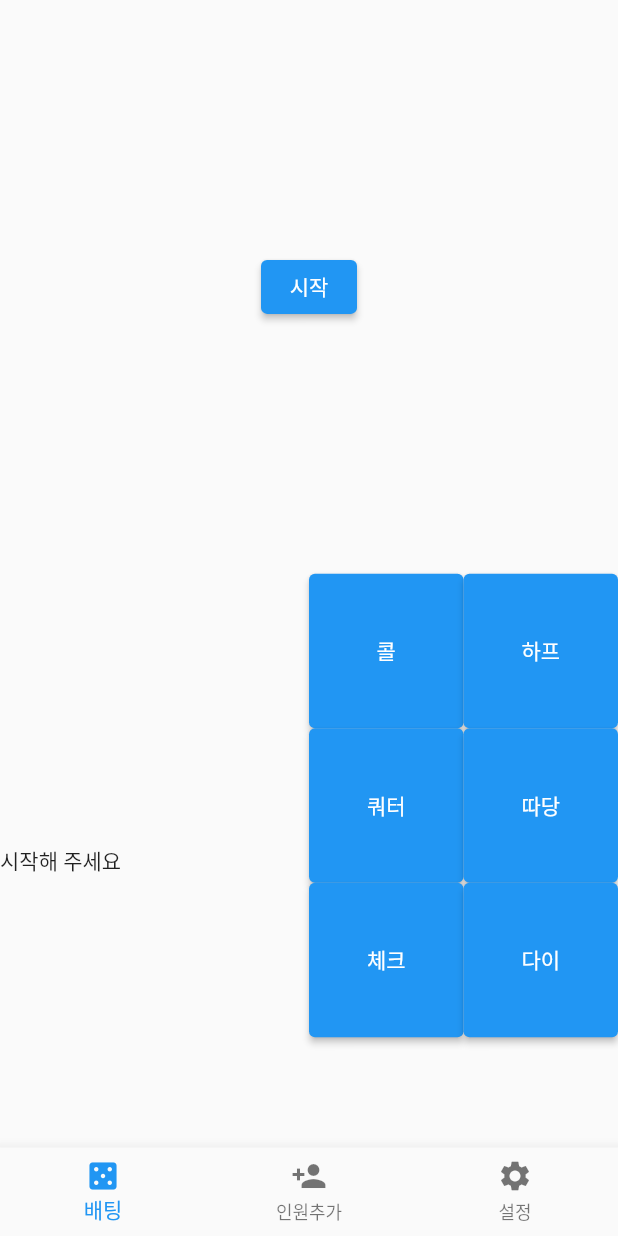
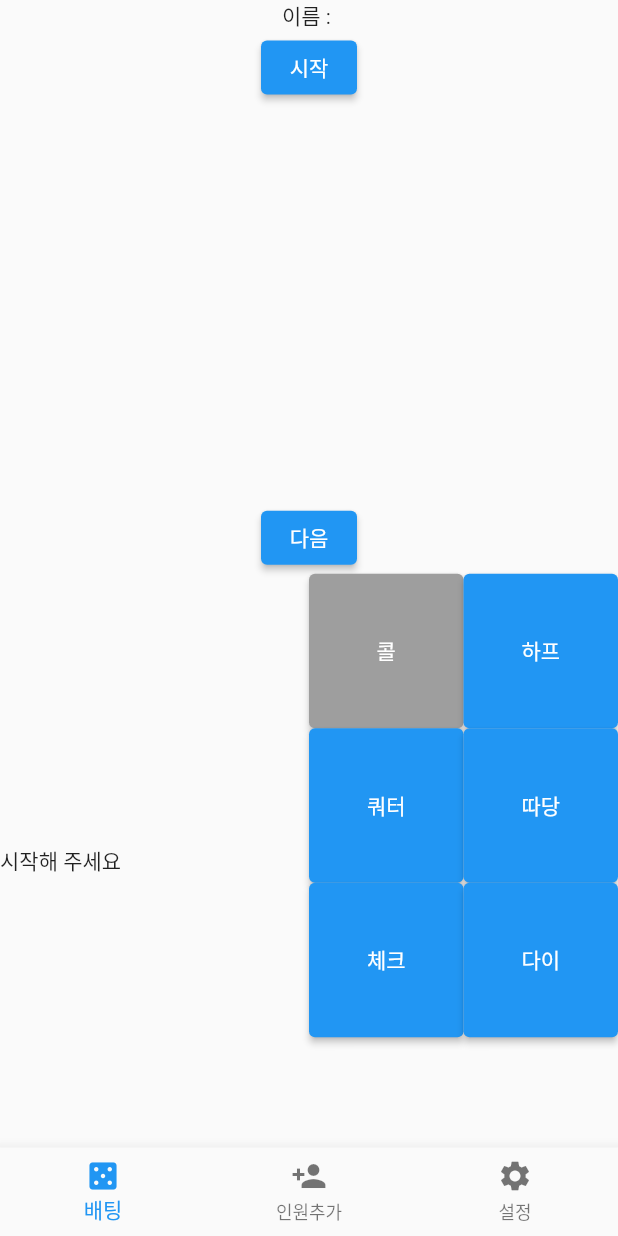
Before and after one commit to tranzal/gambling, a Flutter app: the screen it shows after launch, after a tap on "체크", on a phone screen of 412 x 824 dp. Run offline on Flutter 3.47's test engine with Material 2 defaults, Android fonts, the phone set to English and light mode, and no system bars.

Commit message:
다음으로 넘어갔을 때 올인 및 버튼 표시를 제외한 배팅 전부와 처리 작업 완료

```diff
--- a/lib/app/provider/abstract/betting_abstract.dart
+++ b/lib/app/provider/abstract/betting_abstract.dart
@@ -7,6 +7,7 @@ abstract class BettingAbstract {
   void half({required int id, required List<User> userList});
   void quarter({required int id, required List<User> userList});
   void double({required int id, required List<User> userList});
+  void check({required int id, required List<User> userList});
   void init({required List<User> userList});
   void clear();
   void bettingDefaultChange({required int bettingCost});
@@ -15,4 +16,7 @@ abstract class BettingAbstract {
   void stop({required List<User> userList});
   void winner({required List<User> userList, required int id});
   void next();
+  void allIn({required int id, required List<User> userList});
+  bool bettingCheck();
+  bool moreBettingCheck();
 }
--- a/lib/app/provider/betting_provider.dart
+++ b/lib/app/provider/betting_provider.dart
@@ -78,8 +78,12 @@ class BettingProvider extends ChangeNotifier implements BettingAbstract {
   }
 
   @override
-  void call({required int id, required List<User> userList}) {
-    _bettingProcess(id: id, userList: userList);
+  void call({required int id, required List<User> userList}){
+    _findData(id: id, function: (index) {
+    bettingList[index].moneyChange(money: _lastBetting);
+    userList[index].moneyChange(money: userList[index].getMoney() - _lastBetting);
+    bettingList[index].bettingCheckChange(check: true);
+    });
     notifyListeners();
   }
 
@@ -117,8 +121,10 @@ class BettingProvider extends ChangeNotifier implements BettingAbstract {
     _findData(id: id, function: (index) {
       bettingList[index].moneyChange(money: _lastBetting);
       userList[index].moneyChange(money: userList[index].getMoney() - _lastBetting);
-      bettingList[index].bettingCheckChange(check: true);
     });
+    for(var betting in bettingList) {
+      betting.bettingCheckChange(check: false);
+    }
   }
 
   @override
@@ -128,4 +134,40 @@ class BettingProvider extends ChangeNotifier implements BettingAbstract {
       betting.bettingCheckChange(check: false);
     }
   }
+
+  @override
+  void allIn({required int id, required List<User> userList}) {
+    _findData(id: id, function: (index) {
+      bettingList[index].moneyChange(money: userList[index].getMoney());
+      userList[index].moneyChange(money: 0);
+      bettingList[index].bettingCheckChange(check: true);
+      bettingList[index].allInCheck();
+    });
+  }
+
+  @override
+  bool bettingCheck() {
+    bool temp = true;
+    for(var betting in bettingList) {
+      if(!betting.getBetting()) {
+       temp = false;
+      }
+    }
+    return temp;
+  }
+
+  @override
+  bool moreBettingCheck() {
+    if(_lastBetting == _bettingCheck) {
+      return true;
+    }
+    return false;
+  }
+
+  @override
+  void check({required int id, required List<User> userList}) {
+    _findData(id: id, function: (index) {
+      bettingList[index].bettingCheckChange(check: true);
+    });
+  }
 }
--- a/lib/app/ui/gambling_page.dart
+++ b/lib/app/ui/gambling_page.dart
@@ -32,15 +32,32 @@ class _GamblingPageState extends State<GamblingPage> {
           child: Column(
             mainAxisAlignment: MainAxisAlignment.center,
             children: [
-              if(_start.start) Container(
+              Text('이름 : $userName'),
+              Expanded(
+                  child: Column(
+                children: <Widget>[
+                  if (_start.start)
+                    Container(
                       alignment: Alignment.center,
-                child: Text('전체 금액 : ${_betting.totalBetting().toString()}'),
+                      child:
+                          Text('전체 금액 : ${_betting.totalBetting().toString()}'),
                     ),
                   gameButton(),
-              if(_start.start) Container(
+                  if (_start.start)
+                    Container(
                       alignment: Alignment.center,
-                child: Text('배팅 : ${_betting.getBettingAmount().toString()}'),
-              )
+                      child: Text(
+                          '배팅 : ${_betting.getBettingAmount().toString()}'),
+                    ),
+                ],
+              )),
+              if (_betting.bettingCheck())
+                ElevatedButton(
+                    onPressed: () {
+                      _betting.next();
+                      stateReset();
+                    },
+                    child: const Text('다음'))
             ],
           ),
         ),
@@ -49,16 +66,21 @@ class _GamblingPageState extends State<GamblingPage> {
           child: Row(
             children: <Widget>[
               Expanded(
-                child: _start.start ? ListView.builder(
+                child: _start.start
+                    ? ListView.builder(
                         itemCount: _participant.userList.length,
                         itemBuilder: (context, index) {
                           return GestureDetector(
                             onTap: () {
-                        if(!_betting.bettingList[index].getDie() && !_betting.bettingList[index].getAllIn()) {
+                              if (!_betting.bettingList[index].getDie() &&
+                                  !_betting.bettingList[index].getAllIn() &&
+                                  !_betting.bettingList[index].getBetting()) {
                                 setState(() {
                                   id = _participant.userList[index].getId();
-                            money = _participant.userList[index].getMoney();
-                            userName = _participant.userList[index].getName();
+                                  money =
+                                      _participant.userList[index].getMoney();
+                                  userName =
+                                      _participant.userList[index].getName();
                                 });
                               }
                             },
@@ -68,19 +90,23 @@ class _GamblingPageState extends State<GamblingPage> {
                                   color: userListColorCheck(index),
                                   borderRadius: BorderRadius.circular(5),
                                   border: Border.all(
-                                color: Colors.black, width: 1, style: BorderStyle.solid)),
+                                      color: Colors.black,
+                                      width: 1,
+                                      style: BorderStyle.solid)),
                               child: Row(
                                 mainAxisAlignment: MainAxisAlignment.center,
                                 children: <Widget>[
                                   Text(_participant.userList[index].getName()),
-                            Text('금액 : ${_participant.userList[index].getMoney()}'),
+                                  Text(
+                                      '금액 : ${_participant.userList[index].getMoney()}'),
                                 ],
                               ),
                             ),
                           );
                         },
-                ) : const Text('시작해 주세요'),
-              ) ,
+                      )
+                    : const Text('시작해 주세요'),
+              ),
               bettingButton()
             ],
           ),
@@ -89,33 +115,31 @@ class _GamblingPageState extends State<GamblingPage> {
     );
   }
 
-  Color userListColorCheck(int index){
-
-    if(_betting.bettingList[index].getDie()) {
+  Color userListColorCheck(int index) {
+    if (_betting.bettingList[index].getDie()) {
       return Colors.grey;
     }
 
-    if(_betting.bettingList[index].getAllIn()) {
+    if (_betting.bettingList[index].getAllIn()) {
       return Colors.red;
     }
 
-    if(_participant.userList[index].getId() == id) {
+    if (_participant.userList[index].getId() == id) {
       return Colors.yellow;
     }
 
-    if(_betting.bettingList[index].getBetting()) {
+    if (_betting.bettingList[index].getBetting()) {
       return Colors.blue;
     }
     return Colors.white;
   }
 
-  Widget gameButton(){
-    if(!_start.start){
+  Widget gameButton() {
+    if (!_start.start) {
       return ElevatedButton(
         onPressed: () {
           _betting.init(userList: _participant.userList);
           _start.changeStart();
-
         },
         child: const Text('시작'),
       );
@@ -125,7 +149,7 @@ class _GamblingPageState extends State<GamblingPage> {
         children: <Widget>[
           ElevatedButton(
             onPressed: () {
-              if(id == 0){
+              if (id == 0) {
                 return;
               }
               _betting.winner(userList: _participant.userList, id: id);
@@ -155,45 +179,102 @@ class _GamblingPageState extends State<GamblingPage> {
     }
   }
 
-  Widget bettingButton(){
+  Widget bettingButton() {
+    if ((_betting.getBettingAmount() >= _participant.getMoney(id: id)) &&
+        id != 0 &&
+        !_betting.moreBettingCheck()) {
       return Expanded(
         child: GridView.count(
           crossAxisCount: 2,
           children: [
-          ElevatedButton(onPressed: () {
-            if(_participant.getMoney(id: id) == 0){
-              return;
-            }
-            _betting.call(id: id, userList: _participant.userList);
-
-          }, child: const Text('콜')),
-          ElevatedButton(onPressed: () {
-            if(_participant.getMoney(id: id) == 0){
-              return;
-            }
-            _betting.half(id: id, userList: _participant.userList);
-          }, child: const Text('하프')),
-          ElevatedButton(onPressed: () {
-            if(_participant.getMoney(id: id) == 0){
-              return;
-            }
-            _betting.quarter(id: id, userList: _participant.userList);
-          }, child: const Text('쿼터')),
-          ElevatedButton(onPressed: () {
-            if(_participant.getMoney(id: id) == 0){
-              return;
-            }
-            _betting.double(id: id, userList: _participant.userList);
-          }, child: const Text('따당')),
-          ElevatedButton(onPressed: () {
-
-          }, child: const Text('체크')),
-          ElevatedButton(onPressed: () {
+            ElevatedButton(
+                onPressed: () {
+                  _betting.allIn(id: id, userList: _participant.userList);
+                  stateReset();
+                },
+                child: const Text('올인')),
+            ElevatedButton(
+                onPressed: () {
                   _betting.die(id: id);
-          }, child: const Text('다이')),
+                  stateReset();
+                },
+                child: const Text('다이')),
           ],
         ),
       );
     }
 
+    if(_betting.getBettingAmount() >= _participant.getMoney(id: id)){
+
     }
+
+    return Expanded(
+      child: GridView.count(
+        crossAxisCount: 2,
+        children: [
+          bettingButtonUtil('콜', _betting.moreBettingCheck() ? Colors.grey : Colors.blue, () {
+            if (_participant.getMoney(id: id) == 0) {
+              return;
+            }
+            if (_betting.moreBettingCheck()) {
+              return;
+            }
+            _betting.call(id: id, userList: _participant.userList);
+            stateReset();
+          }),
+          bettingButtonUtil('하프', Colors.blue, () {
+            if (_participant.getMoney(id: id) == 0) {
+              return;
+            }
+            _betting.half(id: id, userList: _participant.userList);
+            stateReset();
+          }),
+          bettingButtonUtil('쿼터', Colors.blue, () {
+            if (_participant.getMoney(id: id) == 0) {
+              return;
+            }
+            _betting.quarter(id: id, userList: _participant.userList);
+            stateReset();
+          }),
+          bettingButtonUtil('따당', Colors.blue, () {
+            if (_participant.getMoney(id: id) == 0) {
+              return;
+            }
+            _betting.double(id: id, userList: _participant.userList);
+            stateReset();
+          }),
+          bettingButtonUtil('체크', !_betting.moreBettingCheck() ? Colors.grey : Colors.blue, () {
+            if (!_betting.moreBettingCheck()) {
+              return;
+            }
+            _betting.check(id: id, userList: _participant.userList);
+            stateReset();
+          }),
+          bettingButtonUtil('다이', Colors.blue, () {
+            _betting.die(id: id);
+            stateReset();
+          })
+        ],
+      ),
+    );
+  }
+
+  Widget bettingButtonUtil(String text, Color? color, Function function) {
+    return ElevatedButton(
+        style: ElevatedButton.styleFrom(
+          primary: color,
+        ),
+        onPressed: () {
+          function();
+        },
+        child: Text(text));
+  }
+
+  void stateReset() {
+    setState(() {
+      id = 0;
+      money = 0;
+      userName = '';
+    });
+  }
+}
```
Lines whose indentation alone changed are shown as unchanged.
